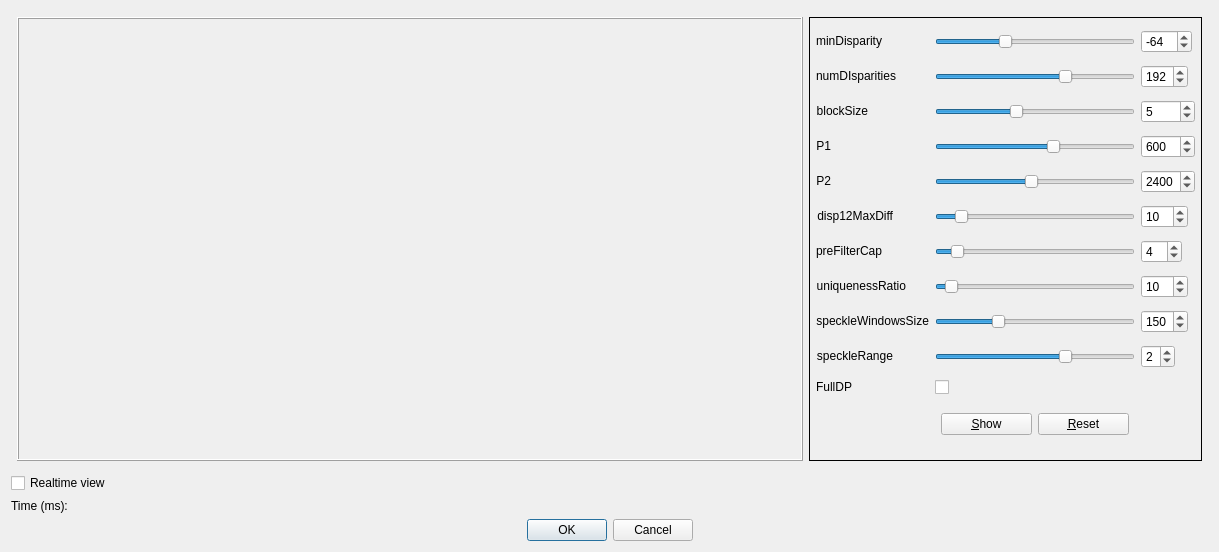
First picture: the form in forms/subWindows/sgbmparamdialog.ui, repository m21-cerutti/ProjetTech2019_Robot, before the edit.
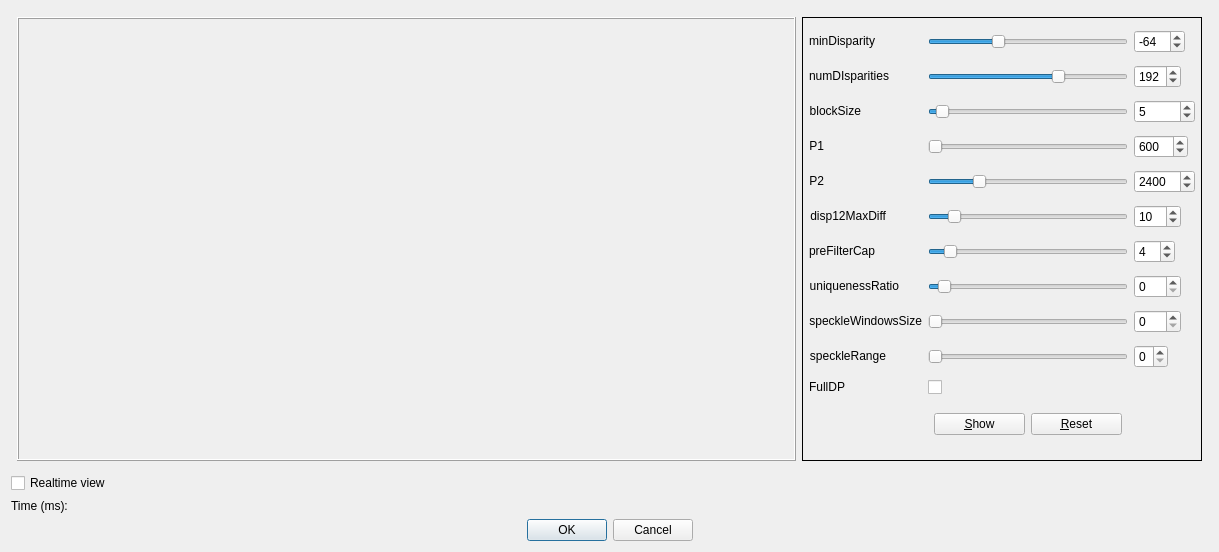
Second picture: the form after the edit.

Patch:
```diff
--- a/forms/subWindows/sgbmparamdialog.ui
+++ b/forms/subWindows/sgbmparamdialog.ui
@@ -142,7 +142,7 @@
            <number>2</number>
           </property>
           <property name="value">
-           <number>2</number>
+           <number>0</number>
           </property>
           <property name="orientation">
            <enum>Qt::Horizontal</enum>
@@ -164,10 +164,10 @@
            </size>
           </property>
           <property name="maximum">
-           <number>1000</number>
+           <number>5000</number>
           </property>
           <property name="value">
-           <number>600</number>
+           <number>0</number>
           </property>
           <property name="orientation">
            <enum>Qt::Horizontal</enum>
@@ -231,7 +231,7 @@
            </sizepolicy>
           </property>
           <property name="maximum">
-           <number>1000</number>
+           <number>5000</number>
           </property>
           <property name="value">
            <number>600</number>
@@ -300,7 +300,7 @@
            </sizepolicy>
           </property>
           <property name="maximum">
-           <number>5000</number>
+           <number>10000</number>
           </property>
           <property name="value">
            <number>2400</number>
@@ -467,7 +467,7 @@
            <number>3</number>
           </property>
           <property name="value">
-           <number>2</number>
+           <number>0</number>
           </property>
          </widget>
         </item>
@@ -516,7 +516,7 @@
            <number>100</number>
           </property>
           <property name="value">
-           <number>10</number>
+           <number>0</number>
           </property>
          </widget>
         </item>
@@ -611,7 +611,7 @@
            <number>1</number>
           </property>
           <property name="maximum">
-           <number>11</number>
+           <number>101</number>
           </property>
           <property name="singleStep">
            <number>2</number>
@@ -633,7 +633,7 @@
            <number>1</number>
           </property>
           <property name="maximum">
-           <number>11</number>
+           <number>101</number>
           </property>
           <property name="singleStep">
            <number>2</number>
@@ -658,7 +658,7 @@
            </size>
           </property>
           <property name="maximum">
-           <number>5000</number>
+           <number>10000</number>
           </property>
           <property name="value">
            <number>2400</number>
@@ -712,7 +712,7 @@
            <number>500</number>
           </property>
           <property name="value">
-           <number>150</number>
+           <number>0</number>
           </property>
          </widget>
         </item>
@@ -734,7 +734,7 @@
            <number>500</number>
           </property>
           <property name="value">
-           <number>150</number>
+           <number>0</number>
           </property>
           <property name="orientation">
            <enum>Qt::Horizontal</enum>
```
